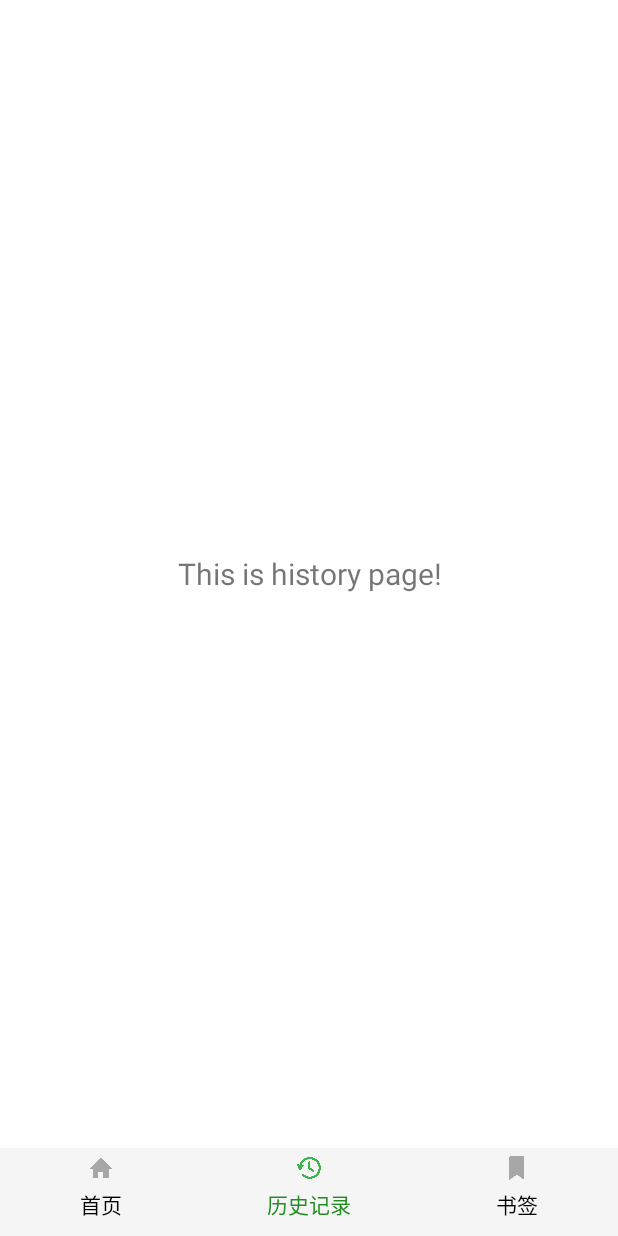
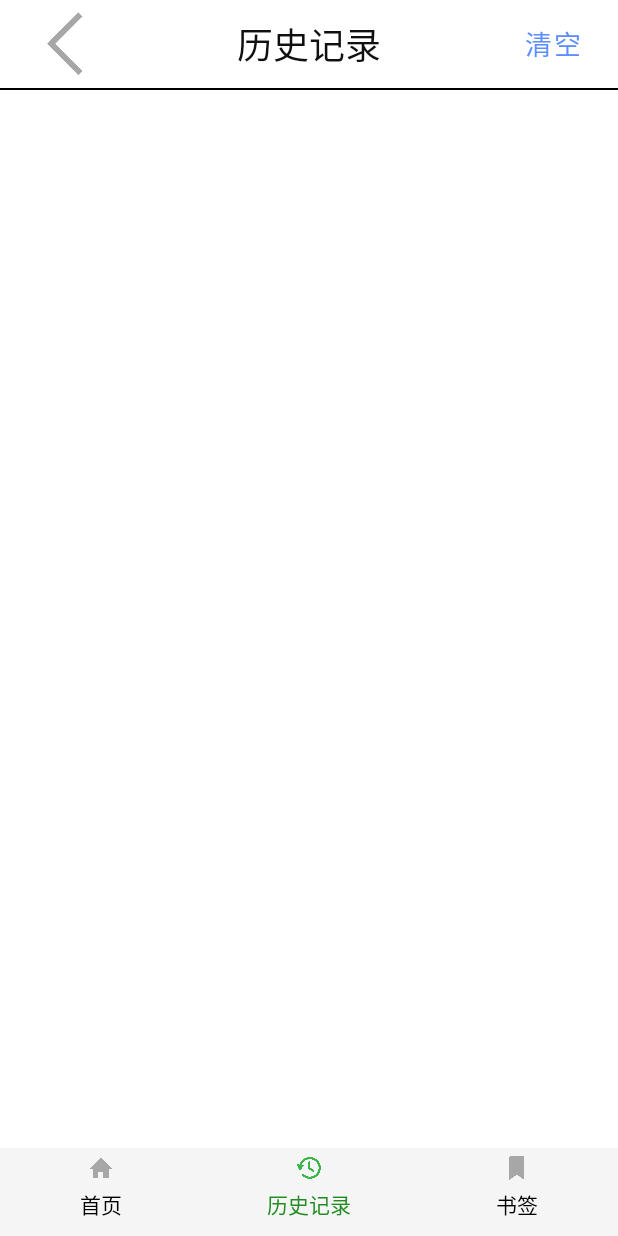
Before and after one commit to yutongdx/WebApp, an Android app: the screen it shows after launch (MainActivity), after a tap on "历史记录", on a phone screen of 412 x 824 dp. Run offline under Robolectric (Android 15) with nearby library versions, the phone set to English and light mode, and no system bars.

Commit message:
历史记录UI

```diff
--- a/app/build.gradle
+++ b/app/build.gradle
@@ -33,7 +33,9 @@ dependencies {
     implementation 'androidx.appcompat:appcompat:1.3.0'
     implementation 'com.google.android.material:material:1.4.0'
     implementation 'androidx.constraintlayout:constraintlayout:2.0.4'
+    implementation 'androidx.recyclerview:recyclerview:1.1.0'
     testImplementation 'junit:junit:4.+'
     androidTestImplementation 'androidx.test.ext:junit:1.1.3'
     androidTestImplementation 'androidx.test.espresso:espresso-core:3.4.0'
+
 }
--- /dev/null
+++ b/app/src/main/java/com/hailing/webapp/logic/adapter/HistoryAdapter.java
@@ -0,0 +1,22 @@
+package com.hailing.webapp.logic.adapter;
+
+import android.view.LayoutInflater;
+import android.view.View;
+import android.view.ViewGroup;
+import android.widget.Button;
+import android.widget.ImageView;
+import android.widget.TextView;
+
+import androidx.annotation.NonNull;
+import androidx.recyclerview.widget.RecyclerView;
+
+import com.hailing.webapp.R;
+import com.hailing.webapp.logic.model.History;
+
+import java.util.List;
+
+public class HistoryAdapter  {
+
+
+
+}
--- a/app/src/main/java/com/hailing/webapp/ui/main/HistoryFragment.java
+++ b/app/src/main/java/com/hailing/webapp/ui/main/HistoryFragment.java
@@ -10,6 +10,8 @@ import androidx.annotation.Nullable;
 import androidx.fragment.app.Fragment;
 
 import com.hailing.webapp.R;
+import com.hailing.webapp.logic.dao.HistoryDao;
+import com.hailing.webapp.logic.model.History;
 
 // 此碎片实现历史记录功能
 public class HistoryFragment extends Fragment {
--- a/app/src/main/res/layout/fragment_history.xml
+++ b/app/src/main/res/layout/fragment_history.xml
@@ -1,14 +1,60 @@
 <?xml version="1.0" encoding="utf-8"?>
-<androidx.constraintlayout.widget.ConstraintLayout xmlns:android="http://schemas.android.com/apk/res/android"
+<LinearLayout xmlns:android="http://schemas.android.com/apk/res/android"
     android:layout_width="match_parent"
-    android:layout_height="match_parent">
+    android:layout_height="match_parent"
+    android:orientation="vertical">
 
     <!--历史记录页面UI设计-->
-    <TextView
+    <LinearLayout
+        android:id="@+id/history_top"
         android:layout_width="match_parent"
-        android:layout_height="match_parent"
-        android:gravity="center"
-        android:text="This is history page!"
-        android:textSize="20dp" />
+        android:layout_height="wrap_content"
+        android:background="#ffffff"
+        android:orientation="horizontal">
 
-</androidx.constraintlayout.widget.ConstraintLayout>
+        <ImageButton
+            android:id="@+id/history_go_back"
+            android:layout_width="0dp"
+            android:layout_height="wrap_content"
+            android:layout_weight="1"
+            android:layout_gravity="center"
+            android:layout_margin="5dp"
+            android:background="@android:color/transparent"
+            android:src="@drawable/goback" />
+
+        <TextView
+            android:layout_width="0dp"
+            android:layout_height="wrap_content"
+            android:layout_weight="3"
+            android:layout_gravity="center"
+            android:gravity="center"
+            android:layout_margin="5dp"
+            android:textSize="24sp"
+            android:textColor="#101010"
+            android:text="历史记录"/>
+
+        <Button
+            android:id="@+id/history_clear"
+            android:layout_width="0dp"
+            android:layout_height="wrap_content"
+            android:layout_weight="1"
+            android:layout_gravity="center"
+            android:layout_margin="5dp"
+            android:textSize="18sp"
+            android:background="@android:color/transparent"
+            android:textColor="#5D8EFF"
+            android:text="清空"/>
+
+    </LinearLayout>
+
+    <View
+        android:layout_width="match_parent"
+        android:layout_height="1dp"
+        android:background="#000"/>
+
+    <androidx.recyclerview.widget.RecyclerView
+        android:id="@+id/history_list"
+        android:layout_width="match_parent"
+        android:layout_height="match_parent"/>
+
+</LinearLayout>
--- a/app/src/main/res/values/colors.xml
+++ b/app/src/main/res/values/colors.xml
@@ -7,4 +7,6 @@
     <color name="teal_700">#FF018786</color>
     <color name="black">#FF000000</color>
     <color name="white">#FFFFFFFF</color>
+    <color name="gray">#808080</color>
+    <color name="blue">#BACFFF</color>
 </resources>
--- /dev/null
+++ b/app/src/main/res/values/id.xml
@@ -0,0 +1,9 @@
+<?xml version="1.0" encoding="utf-8"?>
+<resources>
+    <item type="id" name="btn_search"></item>
+    <item type="id" name="et_search"/>
+    <item type="id" name="deleteAll"/>
+    <item type="id" name="mRecyclerView"/>
+    <item type="id" name="url">123</item>
+    <item type="id" name="date">2021年7月18日</item>
+</resources>
```
